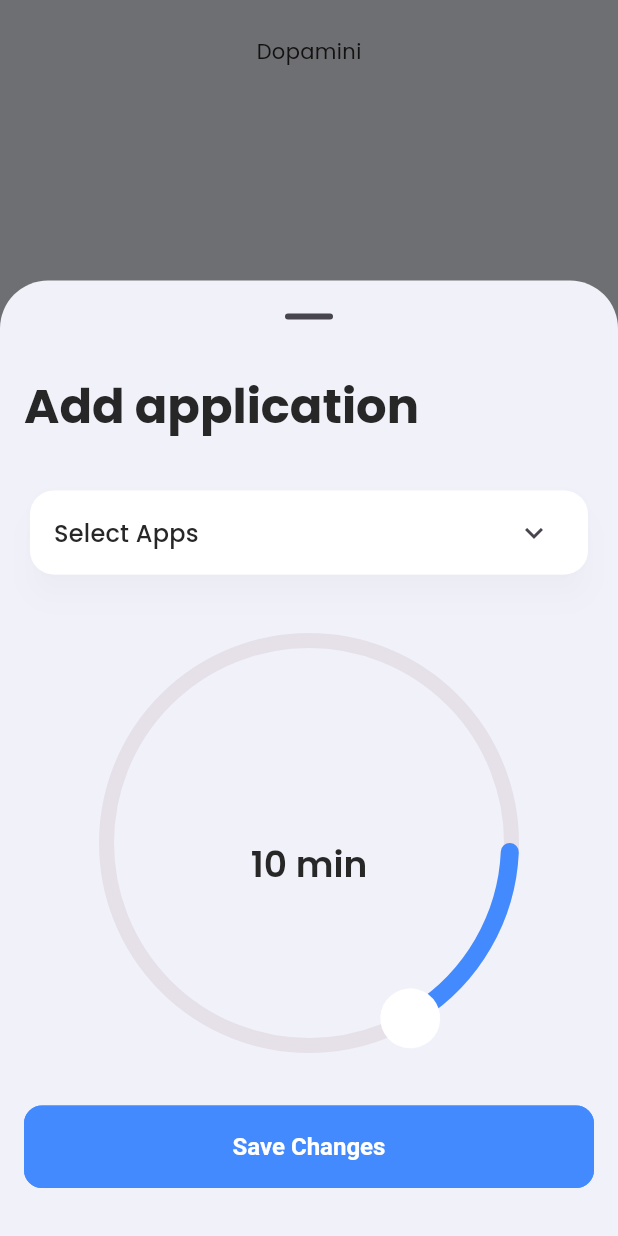
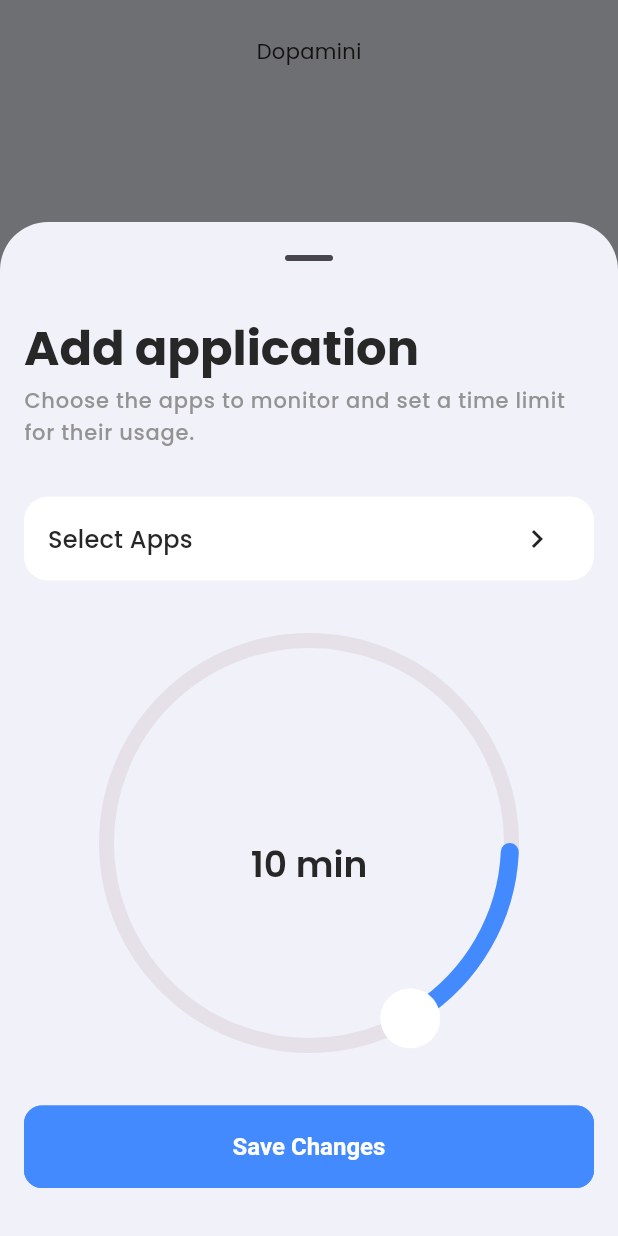
Before and after one commit to diaspedro7/detox_app, a Flutter app: the HomePage screen opened by its route, after a tap on the "add" icon, on a phone screen of 412 x 824 dp. Run offline on Flutter 3.47's test engine with Material 3 defaults, Android fonts, the phone set to English and light mode, and no system bars; drawn by our look-alikes of syncfusion_flutter_gauges; our stand-ins replace hive_flutter, permission_handler; missing offline and left inert: android_intent_plus, android_power_manager, app_usage, flutter_background_service, installed_apps; accounts and stored records are empty; statements that could not run were skipped.

Commit message:
Select apps page

```diff
--- a/lib/app.dart
+++ b/lib/app.dart
@@ -2,6 +2,7 @@
 
 import 'package:detox_app/data/services/permission_storage_hive.dart';
 import 'package:detox_app/features/detox/screens/add/add_apps_page.dart';
+import 'package:detox_app/features/detox/screens/select_apps/select_apps_page.dart';
 import 'package:detox_app/features/permission/screens/verify_permission/verifica_permissao_page.dart';
 import 'package:detox_app/main.dart';
 import 'package:flutter/material.dart';
@@ -55,6 +56,7 @@ class _MyAppState extends State<MyApp> with WidgetsBindingObserver {
       routes: {
         "/home": (context) => const HomePage(),
         "/add": (context) => const AddAppsPage(),
+        "/select": (context) => const SelectAppsPage(),
       },
       home:
           //const AddAppsPage()
--- a/lib/features/detox/screens/add/add_apps_page.dart
+++ b/lib/features/detox/screens/add/add_apps_page.dart
@@ -56,6 +56,7 @@ class AddAppsPage extends StatelessWidget {
                   debugPrint("MapAppTime: ${getAppTimeMap()}");
                   debugPrint("Salvado com sucesso");
                   await Future.delayed(Duration(seconds: 3));
+                  // ignore: use_build_context_synchronously
                   Navigator.pop(context);
                 },
               ),
--- a/lib/features/detox/screens/home/widgets/add_apps_showmodal.dart
+++ b/lib/features/detox/screens/home/widgets/add_apps_showmodal.dart
@@ -1,6 +1,6 @@
 import 'package:detox_app/common/widgets/circular_slide_widget.dart';
 import 'package:detox_app/data/services/selected_apps_hive.dart';
-import 'package:detox_app/features/detox/screens/home/widgets/select_apps_expansion_tile.dart';
+import 'package:detox_app/features/detox/screens/home/widgets/select_apps.dart';
 import 'package:detox_app/features/detox/statecontrollers/circular_slide_statecontroller.dart';
 import 'package:detox_app/features/detox/viewmodels/app_viewmodel.dart';
 import 'package:detox_app/utils/constants/colors.dart';
@@ -34,9 +34,22 @@ void showAddAppsModal(BuildContext context) {
                 ),
               ],
             ),
+            const SizedBox(height: 5.0),
+
+            Text(
+                "Choose the apps to monitor and set a time limit for their usage.",
+                style: Theme.of(context)
+                    .textTheme
+                    .bodyLarge!
+                    .apply(color: TColors.darkGrey)),
 
             const SizedBox(height: TSizes.spaceBtwSections),
-            const SelectAppsExpansionTile(),
+            //  const SelectAppsExpansionTile(),
+            GestureDetector(
+                onTap: () {
+                  Navigator.pushNamed(context, "/select");
+                },
+                child: const SelectApps()),
             // const SizedBox(height: 16),
             Consumer<CircularSlideStateController>(
               builder: (context, controller, child) =>
@@ -63,7 +76,6 @@ void showAddAppsModal(BuildContext context) {
                     debugPrint("MapAppTime: ${getAppTimeMap()}");
                     debugPrint("Salvado com sucesso");
                     await Future.delayed(const Duration(seconds: 3));
-                    Navigator.pop(context);
                   },
                   child: const Text(
                     "Save Changes",
--- a/lib/features/detox/screens/home/widgets/app_tile.dart
+++ b/lib/features/detox/screens/home/widgets/app_tile.dart
@@ -2,19 +2,20 @@ import 'package:detox_app/features/detox/models/app_model.dart';
 import 'package:detox_app/features/detox/viewmodels/app_viewmodel.dart';
 import 'package:detox_app/utils/constants/sizes.dart';
 import 'package:flutter/material.dart';
+import 'package:provider/provider.dart';
 
 class AppTile extends StatelessWidget {
   const AppTile({
     super.key,
     required this.app,
-    required this.viewmodel,
   });
 
   final AppModel app;
-  final AppViewModel viewmodel;
 
   @override
   Widget build(BuildContext context) {
+    final viewmodel = context.watch<AppViewModel>();
+
     return Padding(
       padding: const EdgeInsets.symmetric(
           vertical: TSizes.sm, horizontal: TSizes.md),
--- /dev/null
+++ b/lib/features/detox/screens/home/widgets/select_apps.dart
@@ -0,0 +1,41 @@
+import 'package:detox_app/utils/constants/colors.dart';
+import 'package:detox_app/utils/constants/sizes.dart';
+import 'package:flutter/material.dart';
+
+class SelectApps extends StatelessWidget {
+  const SelectApps({
+    super.key,
+  });
+
+  @override
+  Widget build(BuildContext context) {
+    return Container(
+      width: double.infinity,
+      decoration: BoxDecoration(
+        color: TColors.white,
+        borderRadius: BorderRadius.circular(TSizes.md),
+      ),
+      child: Padding(
+        padding: const EdgeInsets.all(TSizes.md),
+        child: Row(
+          mainAxisAlignment: MainAxisAlignment.spaceBetween,
+          children: [
+            Text(
+              "Select Apps",
+              style: Theme.of(context).textTheme.titleMedium,
+            ),
+            const Padding(
+              padding: EdgeInsets.only(right: TSizes.ten),
+              child: Icon(
+                Icons.chevron_right,
+                size: TSizes.iconMd,
+                // size: TSizes.iconSm,
+                color: TColors.black,
+              ),
+            ),
+          ],
+        ),
+      ),
+    );
+  }
+}
--- a/lib/features/detox/screens/home/widgets/select_apps_expansion_tile.dart
+++ b/lib/features/detox/screens/home/widgets/select_apps_expansion_tile.dart
@@ -66,7 +66,7 @@ class SelectAppsExpansionTile extends StatelessWidget {
                         itemCount: viewmodel.appsList.length,
                         itemBuilder: (context, index) {
                           final app = viewmodel.appsList[index];
-                          return AppTile(app: app, viewmodel: viewmodel);
+                          return AppTile(app: app);
                         },
                       ),
               ]),
```
Also changed, not shown: lib/features/detox/screens/select_apps/select_apps_page.dart (added, +234 -0 lines), 4 other files.
